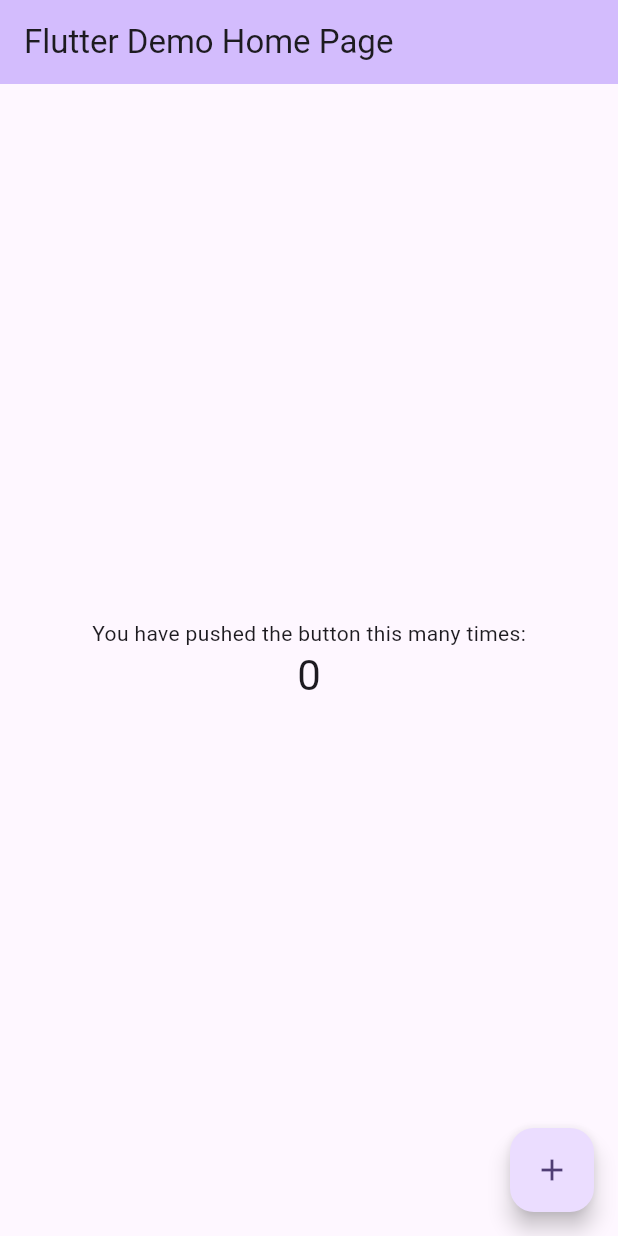
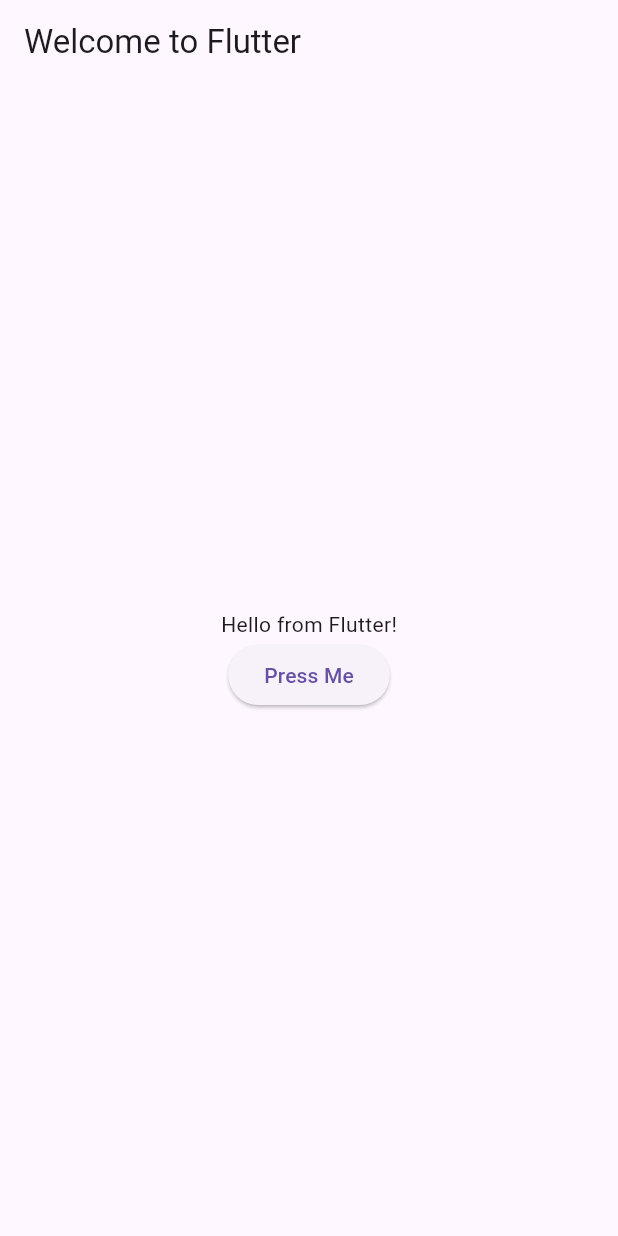
Before and after one commit to GhostDrew11/flutter-projects, a Flutter app: the screen it shows after launch, on a phone screen of 412 x 824 dp. Run offline on Flutter 3.47's test engine with Material 3 defaults, Android fonts, the phone set to English and light mode, and no system bars.

Commit message:
Day! Tutorial Finished

```diff
--- a/day1/lib/main.dart
+++ b/day1/lib/main.dart
@@ -22,126 +22,201 @@ String greetUser(String name, {int? age}) {
 // Arrow functions
 String shortGreet(String name) => 'Hello $name';
 
+// List (like arrays)
+List<String> names = ['God The Father', 'God The Son', 'God The Holy Spirit'];
+var numbers = <int>[1,3,7,8,9,13,22,23,24];
+
+// Maps (like objects)
+Map<String, dynamic> user = {
+  'name': 'Kenny',
+  'age': 24,
+  'isActive': true,
+};
+
+// Spread operator (similar to spread operator in TS)
+var moredHolyNames = [...names, 'The Holy Trinity', 'The Blessed Virgin Mary','The Most Chaste Saint Joseph', 'The Most Zealed Saint John The Baptist', 'The Most Kind Saint Jude'];
+
+
 void main() {
   print(greetUser('Kenny', age: 24));
   print(shortGreet('Kenny'));
+  print(names);
+  print(numbers);
+  print(user);
+  print(moredHolyNames);
 
-  runApp(const MyApp());
+  runApp(MyApp());
+  // runApp(const MyApp());
+}
+
+// My First Widget
+class MyFirstWidget extends StatelessWidget {
+  final String title;
+  final int count;
+
+  // const MyFirstWidget({super.key, required this.title, required this.count});
+  const MyFirstWidget({
+    Key? key,
+    required this.title,
+    required this.count,
+  }) :super(key: key);
+
+  @override
+  Widget build(BuildContext context) {
+    return Column(
+      children: [
+        Text(title, style: TextStyle(fontSize: 24)),
+        Text('Count: $count'),
+      ]
+    );
+  }
 }
 
 class MyApp extends StatelessWidget {
-  const MyApp({super.key});
-
-  // This widget is the root of your application.
   @override
   Widget build(BuildContext context) {
     return MaterialApp(
       title: 'Flutter Demo',
-      theme: ThemeData(
-        // This is the theme of your application.
-        //
-        // TRY THIS: Try running your application with "flutter run". You'll see
-        // the application has a purple toolbar. Then, without quitting the app,
-        // try changing the seedColor in the colorScheme below to Colors.green
-        // and then invoke "hot reload" (save your changes or press the "hot
-        // reload" button in a Flutter-supported IDE, or press "r" if you used
-        // the command line to start the app).
-        //
-        // Notice that the counter didn't reset back to zero; the application
-        // state is not lost during the reload. To reset the state, use hot
-        // restart instead.
-        //
-        // This works for code too, not just values: Most code changes can be
-        // tested with just a hot reload.
-        colorScheme: ColorScheme.fromSeed(seedColor: Colors.deepPurple),
-      ),
-      home: const MyHomePage(title: 'Flutter Demo Home Page'),
+      home: WelcomeScreen(),
     );
   }
 }
 
-class MyHomePage extends StatefulWidget {
-  const MyHomePage({super.key, required this.title});
-
-  // This widget is the home page of your application. It is stateful, meaning
-  // that it has a State object (defined below) that contains fields that affect
-  // how it looks.
-
-  // This class is the configuration for the state. It holds the values (in this
-  // case the title) provided by the parent (in this case the App widget) and
-  // used by the build method of the State. Fields in a Widget subclass are
-  // always marked "final".
-
-  final String title;
-
-  @override
-  State<MyHomePage> createState() => _MyHomePageState();
-}
-
-class _MyHomePageState extends State<MyHomePage> {
-  int _counter = 0;
-
-  void _incrementCounter() {
-    setState(() {
-      // This call to setState tells the Flutter framework that something has
-      // changed in this State, which causes it to rerun the build method below
-      // so that the display can reflect the updated values. If we changed
-      // _counter without calling setState(), then the build method would not be
-      // called again, and so nothing would appear to happen.
-      _counter++;
-    });
-  }
-
+class WelcomeScreen extends StatelessWidget {
   @override
   Widget build(BuildContext context) {
-    // This method is rerun every time setState is called, for instance as done
-    // by the _incrementCounter method above.
-    //
-    // The Flutter framework has been optimized to make rerunning build methods
-    // fast, so that you can just rebuild anything that needs updating rather
-    // than having to individually change instances of widgets.
     return Scaffold(
-      appBar: AppBar(
-        // TRY THIS: Try changing the color here to a specific color (to
-        // Colors.amber, perhaps?) and trigger a hot reload to see the AppBar
-        // change color while the other colors stay the same.
-        backgroundColor: Theme.of(context).colorScheme.inversePrimary,
-        // Here we take the value from the MyHomePage object that was created by
-        // the App.build method, and use it to set our appbar title.
-        title: Text(widget.title),
-      ),
+      appBar: AppBar(title: Text('Welcome to Flutter')),
       body: Center(
-        // Center is a layout widget. It takes a single child and positions it
-        // in the middle of the parent.
         child: Column(
-          // Column is also a layout widget. It takes a list of children and
-          // arranges them vertically. By default, it sizes itself to fit its
-          // children horizontally, and tries to be as tall as its parent.
-          //
-          // Column has various properties to control how it sizes itself and
-          // how it positions its children. Here we use mainAxisAlignment to
-          // center the children vertically; the main axis here is the vertical
-          // axis because Columns are vertical (the cross axis would be
-          // horizontal).
-          //
-          // TRY THIS: Invoke "debug painting" (choose the "Toggle Debug Paint"
-          // action in the IDE, or press "p" in the console), to see the
-          // wireframe for each widget.
           mainAxisAlignment: MainAxisAlignment.center,
-          children: <Widget>[
-            const Text('You have pushed the button this many times:'),
-            Text(
-              '$_counter',
-              style: Theme.of(context).textTheme.headlineMedium,
-            ),
-          ],
-        ),
-      ),
-      floatingActionButton: FloatingActionButton(
-        onPressed: _incrementCounter,
-        tooltip: 'Increment',
-        child: const Icon(Icons.add),
-      ), // This trailing comma makes auto-formatting nicer for build methods.
+          children: [
+            Text('Hello from Flutter!'),
+            ElevatedButton(
+              onPressed: () => print('Button Pressed'),
+              child: Text('Press Me'),
+            )
+          ]
+        )
+      )
     );
   }
 }
+
+
+// class MyApp extends StatelessWidget {
+//   const MyApp({super.key});
+
+//   // This widget is the root of your application.
+//   @override
+//   Widget build(BuildContext context) {
+//     return MaterialApp(
+//       title: 'Flutter Demo',
+//       theme: ThemeData(
+//         // This is the theme of your application.
+//         //
+//         // TRY THIS: Try running your application with "flutter run". You'll see
+//         // the application has a purple toolbar. Then, without quitting the app,
+//         // try changing the seedColor in the colorScheme below to Colors.green
+//         // and then invoke "hot reload" (save your changes or press the "hot
+//         // reload" button in a Flutter-supported IDE, or press "r" if you used
+//         // the command line to start the app).
+//         //
+//         // Notice that the counter didn't reset back to zero; the application
+//         // state is not lost during the reload. To reset the state, use hot
+//         // restart instead.
+//         //
+//         // This works for code too, not just values: Most code changes can be
+//         // tested with just a hot reload.
+//         colorScheme: ColorScheme.fromSeed(seedColor: Colors.deepPurple),
+//       ),
+//       home: const MyHomePage(title: 'Flutter Demo Home Page'),
+//     );
+//   }
+// }
+
+// class MyHomePage extends StatefulWidget {
+//   const MyHomePage({super.key, required this.title});
+
+//   // This widget is the home page of your application. It is stateful, meaning
+//   // that it has a State object (defined below) that contains fields that affect
+//   // how it looks.
+
+//   // This class is the configuration for the state. It holds the values (in this
+//   // case the title) provided by the parent (in this case the App widget) and
+//   // used by the build method of the State. Fields in a Widget subclass are
+//   // always marked "final".
+
+//   final String title;
+
+//   @override
+//   State<MyHomePage> createState() => _MyHomePageState();
+// }
+
+// class _MyHomePageState extends State<MyHomePage> {
+//   int _counter = 0;
+
+//   void _incrementCounter() {
+//     setState(() {
+//       // This call to setState tells the Flutter framework that something has
+//       // changed in this State, which causes it to rerun the build method below
+//       // so that the display can reflect the updated values. If we changed
+//       // _counter without calling setState(), then the build method would not be
+//       // called again, and so nothing would appear to happen.
+//       _counter++;
+//     });
+//   }
+
+//   @override
+//   Widget build(BuildContext context) {
+//     // This method is rerun every time setState is called, for instance as done
+//     // by the _incrementCounter method above.
+//     //
+//     // The Flutter framework has been optimized to make rerunning build methods
+//     // fast, so that you can just rebuild anything that needs updating rather
+//     // than having to individually change instances of widgets.
+//     return Scaffold(
+//       appBar: AppBar(
+//         // TRY THIS: Try changing the color here to a specific color (to
+//         // Colors.amber, perhaps?) and trigger a hot reload to see the AppBar
+//         // change color while the other colors stay the same.
+//         backgroundColor: Theme.of(context).colorScheme.inversePrimary,
+//         // Here we take the value from the MyHomePage object that was created by
+//         // the App.build method, and use it to set our appbar title.
+//         title: Text(widget.title),
+//       ),
+//       body: Center(
+//         // Center is a layout widget. It takes a single child and positions it
+//         // in the middle of the parent.
+//         child: Column(
+//           // Column is also a layout widget. It takes a list of children and
+//           // arranges them vertically. By default, it sizes itself to fit its
+//           // children horizontally, and tries to be as tall as its parent.
+//           //
+//           // Column has various properties to control how it sizes itself and
+//           // how it positions its children. Here we use mainAxisAlignment to
+//           // center the children vertically; the main axis here is the vertical
+//           // axis because Columns are vertical (the cross axis would be
+//           // horizontal).
+//           //
+//           // TRY THIS: Invoke "debug painting" (choose the "Toggle Debug Paint"
+//           // action in the IDE, or press "p" in the console), to see the
+//           // wireframe for each widget.
+//           mainAxisAlignment: MainAxisAlignment.center,
+//           children: <Widget>[
+//             const Text('You have pushed the button this many times:'),
+//             Text(
+//               '$_counter',
+//               style: Theme.of(context).textTheme.headlineMedium,
+//             ),
+//           ],
+//         ),
+//       ),
+//       floatingActionButton: FloatingActionButton(
+//         onPressed: _incrementCounter,
+//         tooltip: 'Increment',
+//         child: const Icon(Icons.add),
+//       ), // This trailing comma makes auto-formatting nicer for build methods.
+//     );
+//   }
+// }
```
